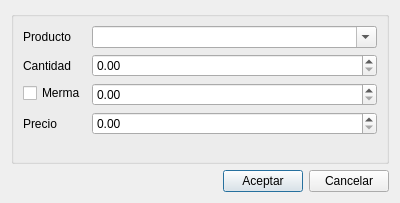
yordanlp/RumbaBurger, file RumbaBurger/form_compra.ui: the form before one commit.
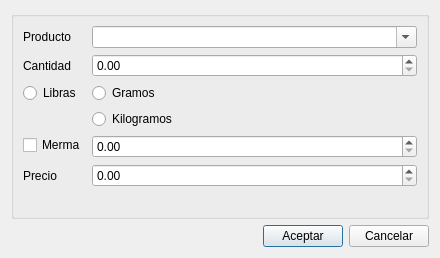
The form after the commit.

Patch:
```diff
--- a/RumbaBurger/form_compra.ui
+++ b/RumbaBurger/form_compra.ui
@@ -6,8 +6,8 @@
    <rect>
     <x>0</x>
     <y>0</y>
-    <width>400</width>
-    <height>203</height>
+    <width>440</width>
+    <height>258</height>
    </rect>
   </property>
   <property name="windowTitle">
@@ -40,23 +40,44 @@
          <widget class="QDoubleSpinBox" name="sb_cantidad"/>
         </item>
         <item row="2" column="0">
+         <widget class="QRadioButton" name="rb_libras">
+          <property name="text">
+           <string>Libras</string>
+          </property>
+         </widget>
+        </item>
+        <item row="2" column="1">
+         <widget class="QRadioButton" name="rb_gramos">
+          <property name="text">
+           <string>Gramos</string>
+          </property>
+         </widget>
+        </item>
+        <item row="3" column="1">
+         <widget class="QRadioButton" name="rb_kilogramos">
+          <property name="text">
+           <string>Kilogramos</string>
+          </property>
+         </widget>
+        </item>
+        <item row="4" column="0">
          <widget class="QCheckBox" name="cb_merma">
           <property name="text">
            <string>Merma</string>
           </property>
          </widget>
         </item>
-        <item row="2" column="1">
+        <item row="4" column="1">
          <widget class="QDoubleSpinBox" name="sb_merma"/>
         </item>
-        <item row="3" column="0">
+        <item row="5" column="0">
          <widget class="QLabel" name="label_3">
           <property name="text">
            <string>Precio</string>
           </property>
          </widget>
         </item>
-        <item row="3" column="1">
+        <item row="5" column="1">
          <widget class="QDoubleSpinBox" name="sb_precio"/>
         </item>
         <item row="0" column="1">
```
Left out of the diff: 14 changed lines with no effect on the pictures.
